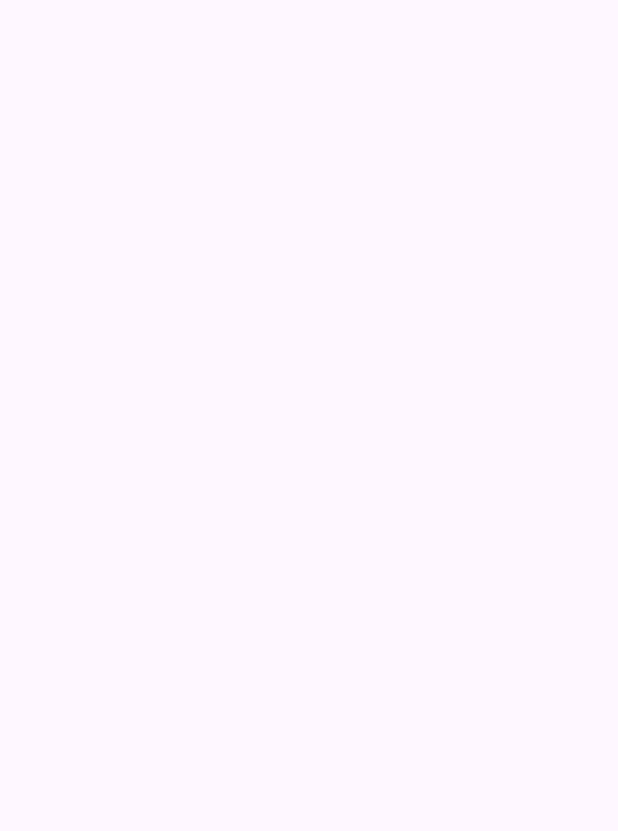
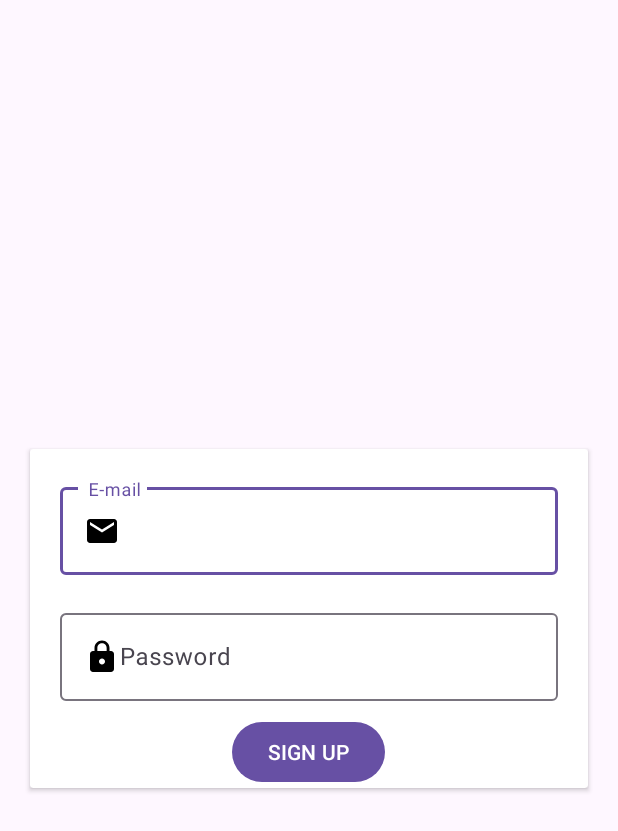
Before and after one commit to selmancevik98/MessageApp, an Android app: the SignUpLayout screen opened directly, with no data from a screen before it, on a phone screen of 412 x 824 dp. Before the commit the part shown is empty. Shown: the top 831 px of the screen. Run offline under Robolectric (Android 15) with nearby library versions, the phone set to English and light mode, and no system bars.

Commit message:
development stage

```diff
--- a/app/src/main/java/com/hebun/messageapp/SignUpLayout.java
+++ b/app/src/main/java/com/hebun/messageapp/SignUpLayout.java
@@ -21,4 +21,8 @@ public class SignUpLayout extends AppCompatActivity {
             return insets;
         });
     }
+
+    private void definitions () {
+
+    }
 }
--- a/app/src/main/java/com/hebun/messageapp/fragments/Fragment_User_Search.java
+++ b/app/src/main/java/com/hebun/messageapp/fragments/Fragment_User_Search.java
@@ -18,4 +18,6 @@ public class Fragment_User_Search extends Fragment {
         View view_user_search = inflater.inflate(R.layout.activity_fragment_user_search, container, false);
         return view_user_search;
     }
+
+
 }
--- a/app/src/main/res/layout/activity_sign_up_layout.xml
+++ b/app/src/main/res/layout/activity_sign_up_layout.xml
@@ -1,5 +1,6 @@
 <?xml version="1.0" encoding="utf-8"?>
-<androidx.constraintlayout.widget.ConstraintLayout xmlns:android="http://schemas.android.com/apk/res/android"
+<androidx.constraintlayout.widget.ConstraintLayout
+    xmlns:android="http://schemas.android.com/apk/res/android"
     xmlns:app="http://schemas.android.com/apk/res-auto"
     xmlns:tools="http://schemas.android.com/tools"
     android:id="@+id/main"
@@ -7,4 +8,62 @@
     android:layout_height="match_parent"
     tools:context=".SignUpLayout">
 
+
+    <androidx.cardview.widget.CardView
+        android:layout_width="match_parent"
+        android:layout_height="wrap_content"
+        android:layout_margin="20dp"
+        app:layout_constraintBottom_toBottomOf="parent"
+        app:layout_constraintEnd_toEndOf="parent"
+        app:layout_constraintStart_toStartOf="parent"
+        app:layout_constraintTop_toTopOf="parent">
+
+
+        <LinearLayout
+            android:layout_width="match_parent"
+            android:layout_height="match_parent"
+            android:orientation="vertical">
+
+            <com.google.android.material.textfield.TextInputLayout
+                android:layout_width="match_parent"
+                android:layout_height="wrap_content"
+                android:layout_margin="20dp"
+                android:hint=" E-mail">
+
+                <com.google.android.material.textfield.TextInputEditText
+                    android:id="@+id/signup_mail_edittext"
+                    android:layout_width="match_parent"
+                    android:layout_height="wrap_content"
+                    android:drawableLeft="@drawable/mail_icon"/>
+
+            </com.google.android.material.textfield.TextInputLayout>
+
+            <com.google.android.material.textfield.TextInputLayout
+                android:layout_width="match_parent"
+                android:layout_height="wrap_content"
+                android:layout_marginLeft="20dp"
+                android:layout_marginRight="20dp"
+                android:hint="Password">
+
+                <com.google.android.material.textfield.TextInputEditText
+                    android:id="@+id/signup_password_edittext"
+                    android:layout_width="match_parent"
+                    android:layout_height="wrap_content"
+                    android:drawableLeft="@drawable/lock_icon"/>
+
+            </com.google.android.material.textfield.TextInputLayout>
+
+            <Button
+                android:id="@+id/signup_btn"
+                android:layout_width="wrap_content"
+                android:layout_height="wrap_content"
+                android:text="SIGN UP"
+                android:layout_marginTop="10dp"
+                android:layout_gravity="center"/>
+
+        </LinearLayout>
+
+
+    </androidx.cardview.widget.CardView>
+
 </androidx.constraintlayout.widget.ConstraintLayout>
```
